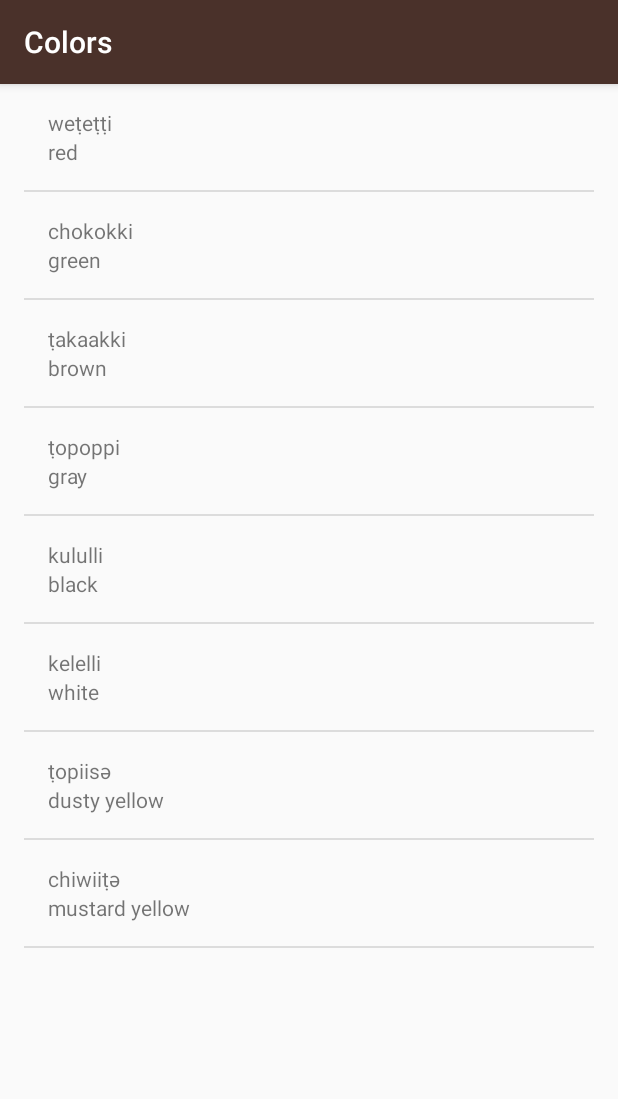
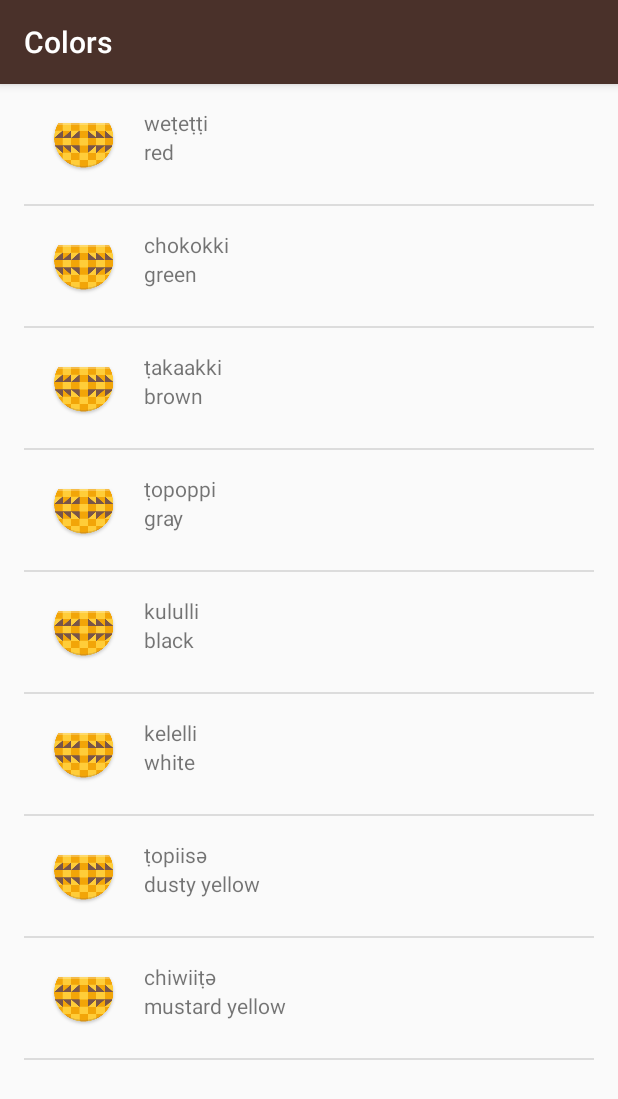
Before and after one commit to MuirDH/Miwok, an Android app: the ColorsActivity screen opened directly, with no data from a screen before it, on a phone screen of 412 x 824 dp. Shown: the top 1099 px of the screen. Run offline under Robolectric (Android 15) with nearby library versions, the phone set to English and light mode, and no system bars.

Commit message:
Add images

```diff
--- a/app/src/main/res/layout/list_item.xml
+++ b/app/src/main/res/layout/list_item.xml
@@ -5,8 +5,24 @@
     xmlns:tools="http://schemas.android.com/tools"
     android:layout_width="match_parent"
     android:layout_height="match_parent"
+    android:orientation="horizontal"
+    android:padding="@dimen/list_item_padding">
+
+
+    <ImageView
+        android:id="@+id/list_item_image"
+        android:layout_width="wrap_content"
+        android:layout_height="wrap_content"
+        android:contentDescription="@string/list_item_image"
+        android:src="@mipmap/ic_launcher" />
+
+    <LinearLayout
+        android:layout_width="match_parent"
+        android:layout_height="wrap_content"
         android:orientation="vertical"
-    android:padding="@dimen/list_item_padding">
+        android:paddingLeft="@dimen/list_item_padding"
+        android:paddingRight="@dimen/zero_padding"
+        android:paddingStart="@dimen/list_item_padding">
 
         <TextView
             android:id="@+id/miwok_text_view"
@@ -21,3 +37,5 @@
             tools:text="one" />
 
     </LinearLayout>
+
+</LinearLayout>
--- a/app/src/main/res/values/dimens.xml
+++ b/app/src/main/res/values/dimens.xml
@@ -20,6 +20,7 @@
     <dimen name="activity_vertical_margin">56dp</dimen>
     <dimen name="fab_margin">16dp</dimen>
     <dimen name="list_item_padding">16dp</dimen>
+    <dimen name="zero_padding">0dp</dimen>
 
 
 </resources>
--- a/app/src/main/res/values/strings.xml
+++ b/app/src/main/res/values/strings.xml
@@ -27,5 +27,6 @@
 
     <!-- Category name for the vocabulary words for family members [CHAR LIMIT=20] -->
     <string name="category_family">Family Members</string>
+    <string name="list_item_image">list item image</string>
 
 </resources>
```
Lines whose indentation alone changed are shown as unchanged.
